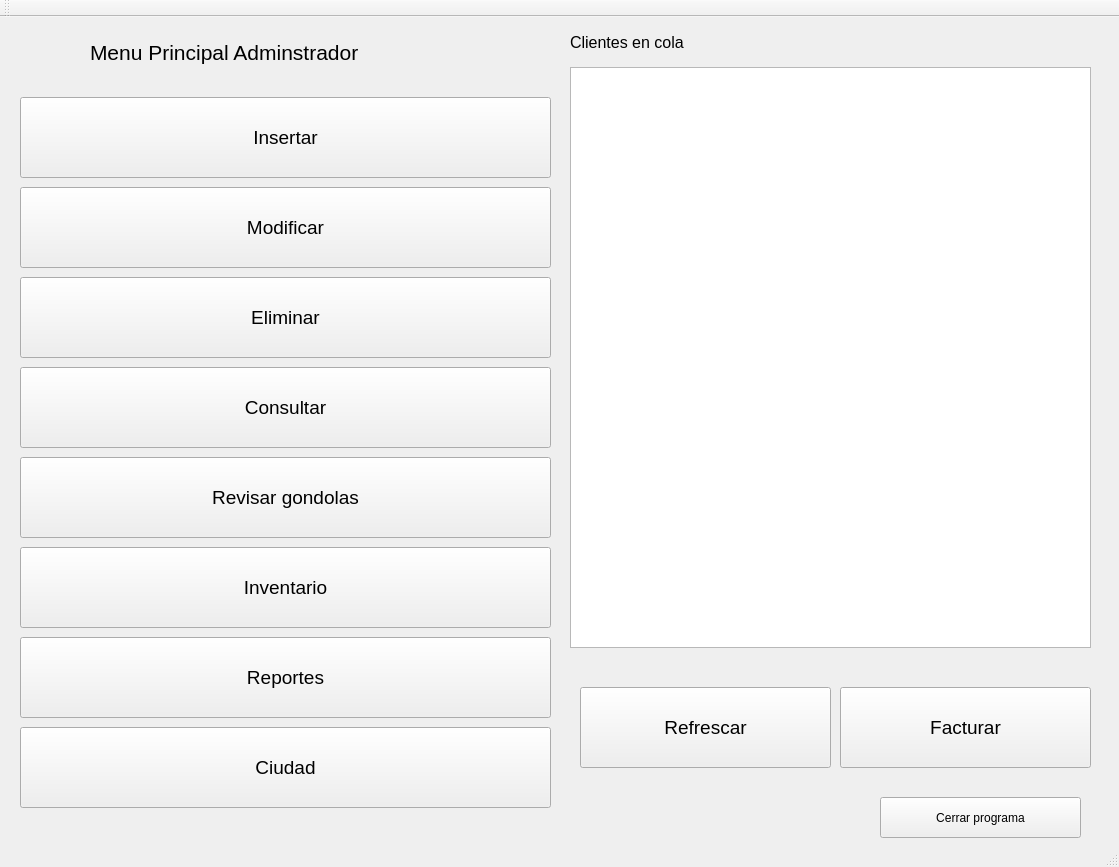
Above: Final/ProyectoFinal/AdminGUI/window_main.ui from ixcastro/Progra-ED-3- before the change. Below: the same form after it.
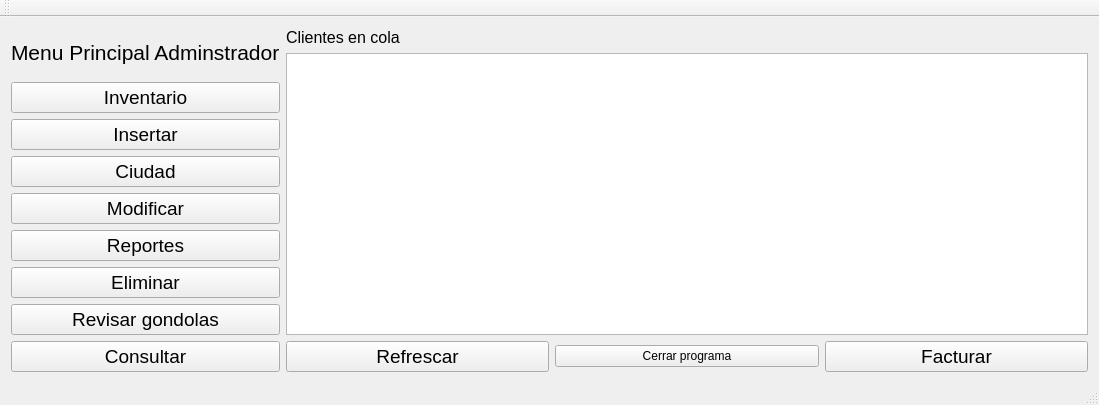
That is the form after the change.

```diff
--- a/Final/ProyectoFinal/AdminGUI/window_main.ui
+++ b/Final/ProyectoFinal/AdminGUI/window_main.ui
@@ -6,41 +6,44 @@
    <rect>
     <x>0</x>
     <y>0</y>
-    <width>1119</width>
-    <height>867</height>
+    <width>1099</width>
+    <height>405</height>
    </rect>
   </property>
+  <property name="maximumSize">
+   <size>
+    <width>16777215</width>
+    <height>405</height>
+   </size>
+  </property>
   <property name="windowTitle">
    <string>window_main</string>
   </property>
   <widget class="QWidget" name="centralWidget">
-   <widget class="QPushButton" name="check">
-    <property name="geometry">
-     <rect>
-      <x>20</x>
-      <y>440</y>
-      <width>531</width>
-      <height>81</height>
-     </rect>
+   <layout class="QHBoxLayout" name="horizontalLayout">
+    <item>
+     <layout class="QVBoxLayout" name="verticalLayout_2">
+      <item>
+       <widget class="QLabel" name="label">
+        <property name="sizePolicy">
+         <sizepolicy hsizetype="Minimum" vsizetype="Minimum">
+          <horstretch>0</horstretch>
+          <verstretch>0</verstretch>
+         </sizepolicy>
     </property>
     <property name="font">
      <font>
-      <pointsize>14</pointsize>
+          <family>Segoe UI</family>
+          <pointsize>16</pointsize>
      </font>
     </property>
     <property name="text">
-     <string>Revisar gondolas</string>
-    </property>
-   </widget>
+         <string>Menu Principal Adminstrador</string>
+        </property>
+       </widget>
+      </item>
+      <item>
    <widget class="QPushButton" name="stock">
-    <property name="geometry">
-     <rect>
-      <x>20</x>
-      <y>530</y>
-      <width>531</width>
-      <height>81</height>
-     </rect>
-    </property>
     <property name="font">
      <font>
       <pointsize>14</pointsize>
@@ -50,33 +53,21 @@
      <string>Inventario</string>
     </property>
    </widget>
-   <widget class="QPushButton" name="query">
-    <property name="geometry">
-     <rect>
-      <x>20</x>
-      <y>350</y>
-      <width>531</width>
-      <height>81</height>
-     </rect>
-    </property>
+      </item>
+      <item>
+       <widget class="QPushButton" name="insert">
     <property name="font">
      <font>
       <pointsize>14</pointsize>
      </font>
     </property>
     <property name="text">
-     <string>Consultar</string>
-    </property>
-   </widget>
+         <string>Insertar</string>
+        </property>
+       </widget>
+      </item>
+      <item>
    <widget class="QPushButton" name="city">
-    <property name="geometry">
-     <rect>
-      <x>20</x>
-      <y>710</y>
-      <width>531</width>
-      <height>81</height>
-     </rect>
-    </property>
     <property name="font">
      <font>
       <pointsize>14</pointsize>
@@ -86,33 +77,33 @@
      <string>Ciudad</string>
     </property>
    </widget>
-   <widget class="QPushButton" name="bill">
-    <property name="geometry">
-     <rect>
-      <x>840</x>
-      <y>670</y>
-      <width>251</width>
-      <height>81</height>
-     </rect>
-    </property>
+      </item>
+      <item>
+       <widget class="QPushButton" name="modify">
+        <property name="font">
+         <font>
+          <pointsize>14</pointsize>
+         </font>
+        </property>
+        <property name="text">
+         <string>Modificar</string>
+        </property>
+       </widget>
+      </item>
+      <item>
+       <widget class="QPushButton" name="report">
     <property name="font">
      <font>
       <pointsize>14</pointsize>
      </font>
     </property>
     <property name="text">
-     <string>Facturar</string>
-    </property>
-   </widget>
+         <string>Reportes</string>
+        </property>
+       </widget>
+      </item>
+      <item>
    <widget class="QPushButton" name="delete_2">
-    <property name="geometry">
-     <rect>
-      <x>20</x>
-      <y>260</y>
-      <width>531</width>
-      <height>81</height>
-     </rect>
-    </property>
     <property name="font">
      <font>
       <pointsize>14</pointsize>
@@ -122,34 +113,37 @@
      <string>Eliminar</string>
     </property>
    </widget>
-   <widget class="QLabel" name="label">
-    <property name="geometry">
-     <rect>
-      <x>90</x>
-      <y>10</y>
-      <width>461</width>
-      <height>51</height>
-     </rect>
-    </property>
+      </item>
+      <item>
+       <widget class="QPushButton" name="check">
+        <property name="font">
+         <font>
+          <pointsize>14</pointsize>
+         </font>
+        </property>
+        <property name="text">
+         <string>Revisar gondolas</string>
+        </property>
+       </widget>
+      </item>
+      <item>
+       <widget class="QPushButton" name="query">
     <property name="font">
      <font>
-      <family>Segoe UI</family>
-      <pointsize>16</pointsize>
+          <pointsize>14</pointsize>
      </font>
     </property>
     <property name="text">
-     <string>Menu Principal Adminstrador</string>
-    </property>
-   </widget>
+         <string>Consultar</string>
+        </property>
+       </widget>
+      </item>
+     </layout>
+    </item>
+    <item>
+     <layout class="QVBoxLayout" name="verticalLayout_3">
+      <item>
    <widget class="QLabel" name="label_2">
-    <property name="geometry">
-     <rect>
-      <x>570</x>
-      <y>10</y>
-      <width>321</width>
-      <height>31</height>
-     </rect>
-    </property>
     <property name="font">
      <font>
       <pointsize>12</pointsize>
@@ -159,97 +153,20 @@
      <string>Clientes en cola</string>
     </property>
    </widget>
+      </item>
+      <item>
    <widget class="QListWidget" name="queueClient">
-    <property name="geometry">
-     <rect>
-      <x>570</x>
-      <y>50</y>
-      <width>521</width>
-      <height>581</height>
-     </rect>
-    </property>
     <property name="font">
      <font>
       <pointsize>14</pointsize>
      </font>
     </property>
    </widget>
-   <widget class="QPushButton" name="report">
-    <property name="geometry">
-     <rect>
-      <x>20</x>
-      <y>620</y>
-      <width>531</width>
-      <height>81</height>
-     </rect>
-    </property>
-    <property name="font">
-     <font>
-      <pointsize>14</pointsize>
-     </font>
-    </property>
-    <property name="text">
-     <string>Reportes</string>
-    </property>
-   </widget>
-   <widget class="QPushButton" name="close">
-    <property name="geometry">
-     <rect>
-      <x>880</x>
-      <y>780</y>
-      <width>201</width>
-      <height>41</height>
-     </rect>
-    </property>
-    <property name="text">
-     <string>Cerrar programa</string>
-    </property>
-   </widget>
-   <widget class="QPushButton" name="insert">
-    <property name="geometry">
-     <rect>
-      <x>20</x>
-      <y>80</y>
-      <width>531</width>
-      <height>81</height>
-     </rect>
-    </property>
-    <property name="font">
-     <font>
-      <pointsize>14</pointsize>
-     </font>
-    </property>
-    <property name="text">
-     <string>Insertar</string>
-    </property>
-   </widget>
-   <widget class="QPushButton" name="modify">
-    <property name="geometry">
-     <rect>
-      <x>20</x>
-      <y>170</y>
-      <width>531</width>
-      <height>81</height>
-     </rect>
-    </property>
-    <property name="font">
-     <font>
-      <pointsize>14</pointsize>
-     </font>
-    </property>
-    <property name="text">
-     <string>Modificar</string>
-    </property>
-   </widget>
+      </item>
+      <item>
+       <layout class="QHBoxLayout" name="horizontalLayout_2">
+        <item>
    <widget class="QPushButton" name="refresh">
-    <property name="geometry">
-     <rect>
-      <x>580</x>
-      <y>670</y>
-      <width>251</width>
-      <height>81</height>
-     </rect>
-    </property>
     <property name="font">
      <font>
       <pointsize>14</pointsize>
@@ -259,6 +176,31 @@
      <string>Refrescar</string>
     </property>
    </widget>
+        </item>
+        <item>
+         <widget class="QPushButton" name="close">
+          <property name="text">
+           <string>Cerrar programa</string>
+          </property>
+         </widget>
+        </item>
+        <item>
+         <widget class="QPushButton" name="bill">
+          <property name="font">
+           <font>
+            <pointsize>14</pointsize>
+           </font>
+          </property>
+          <property name="text">
+           <string>Facturar</string>
+          </property>
+         </widget>
+        </item>
+       </layout>
+      </item>
+     </layout>
+    </item>
+   </layout>
   </widget>
   <widget class="QMenuBar" name="menuBar">
    <property name="geometry">
```
Left out of the diff: 4 changed lines with no effect on the pictures. Lines whose indentation alone changed are shown as unchanged.
